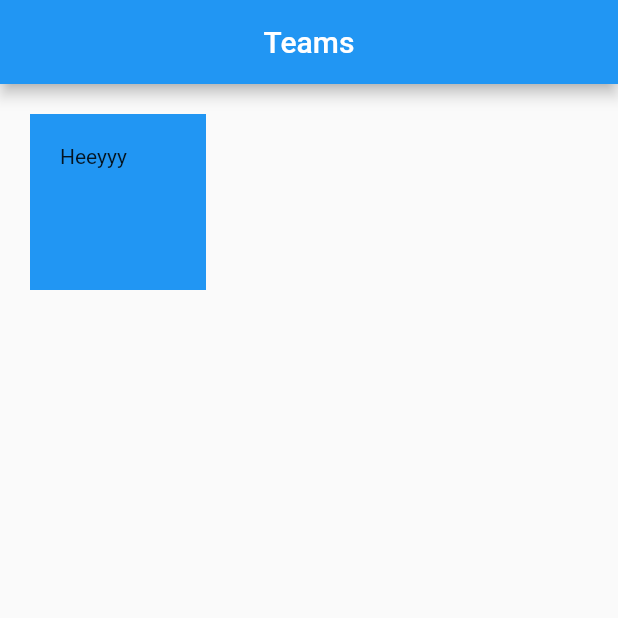
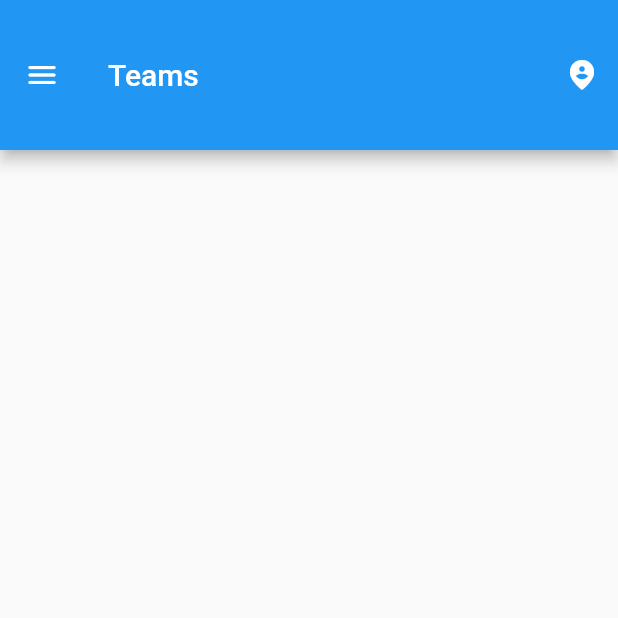
Before and after one commit to frugy-gtu/manage, a Flutter app: the screen it shows after launch, on a phone screen of 412 x 824 dp, the top half of it. Run offline on Flutter 3.47's test engine with Material 2 defaults, Android fonts, the phone set to English and light mode, and no system bars; our stand-ins replace hive, hive_flutter; accounts and stored records are empty; generated files the repository leaves out were written again; statements that could not run were skipped.

Commit message:
Add teams app bar

```diff
--- a/app/manage/lib/core/team_home_page.dart
+++ b/app/manage/lib/core/team_home_page.dart
@@ -5,21 +5,30 @@ class TeamHomePage extends StatelessWidget {
   @override
   Widget build(BuildContext context) {
     return Scaffold(
-      appBar: AppBar(title: Center(child: const Text('Teams'))),
-      body: Center(
-        child: GridView.count(
-          primary: false,
-          padding: const EdgeInsets.all(20),
-          crossAxisSpacing: 10,
-          mainAxisSpacing: 10,
-          crossAxisCount: 3,
-          children: <Widget>[
-            Container(
-              padding: const EdgeInsets.all(20),
-              child: const Text("Heeyyy"),
-              color: Colors.blue,
+      appBar: AppBar(
+        leading: Ink(
+          padding: EdgeInsets.symmetric(
+            vertical: 30,
+            horizontal: 10,
+          ),
+          child: InkWell(
+            onTap: () {},
+            customBorder: RoundedRectangleBorder(
+              borderRadius: BorderRadius.circular(5),
             ),
-          ],
+            child: Icon(Icons.menu_rounded),
+          ),
+        ),
+        title: const Text('Teams'),
+        actions: [
+          IconButton(
+            icon: Icon(Icons.person_pin_circle_rounded),
+            onPressed: () {},
+            splashRadius: 20,
+          ),
+        ],
+        toolbarHeight: 100,
+      ),
         ),
       ),
     );
```
